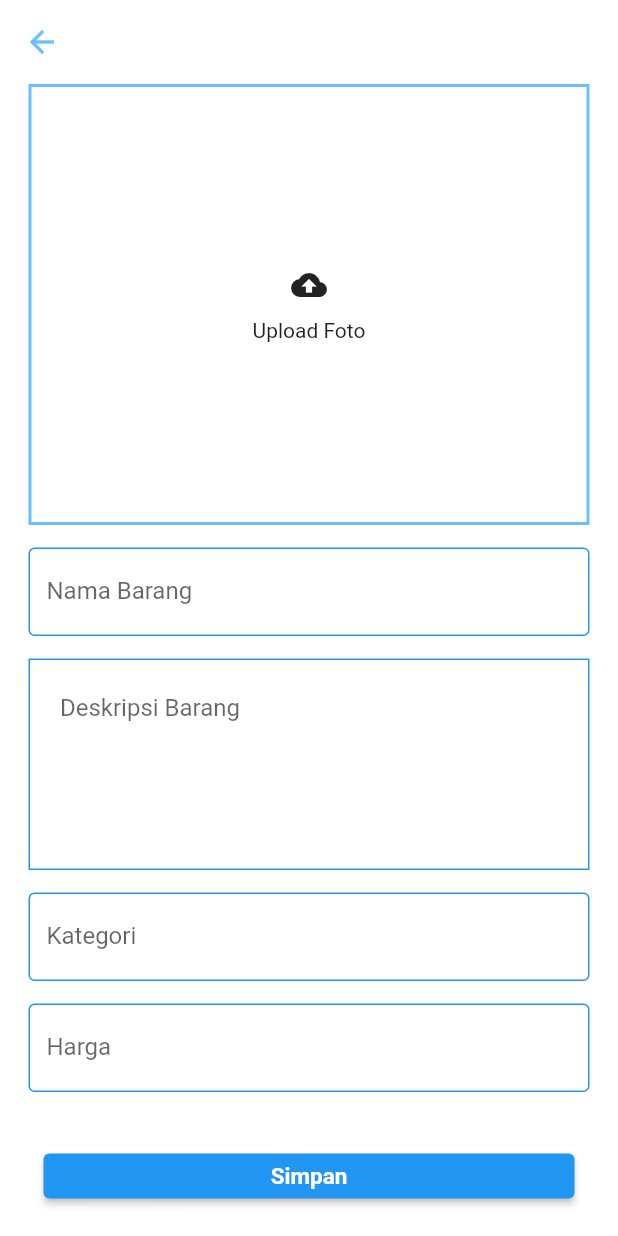
After one commit to AgilS121/TA-Mobile-SewaIN, a Flutter app: the BarangSewa screen opened directly, after a tap on the "add" icon, on a phone screen of 412 x 824 dp. The commit adds this screen. Run offline on Flutter 3.47's test engine with Material 2 defaults, Android fonts, the phone set to English and light mode, and no system bars; our stand-ins replace badges, image_picker; network calls fail; Roboto replaces fonts that are missing (Poppins).

Commit message:
update halaman 'barang sewa' , 'edit/tambah barang' - agils

```diff
--- /dev/null
+++ b/frontend/lib/components/button_melayang.dart
@@ -0,0 +1,23 @@
+import 'package:flutter/material.dart';
+
+class FloatingButton extends StatelessWidget {
+  final VoidCallback onPressed;
+
+  const FloatingButton({required this.onPressed});
+
+  @override
+  Widget build(BuildContext context) {
+    return Stack(
+      children: <Widget>[
+        Positioned(
+          bottom: 16.0,
+          right: 16.0,
+          child: FloatingActionButton(
+            onPressed: onPressed,
+            child: Icon(Icons.add),
+          ),
+        ),
+      ],
+    );
+  }
+}
--- a/frontend/lib/page/barangSewa/barang_sewa.dart
+++ b/frontend/lib/page/barangSewa/barang_sewa.dart
@@ -1,5 +1,6 @@
 import 'package:flutter/material.dart';
 import 'package:frontend/models/barang.dart';
+import 'package:frontend/page/updateTambahBarang/update_tambah_barang.dart';
 import 'package:frontend/theme/pallete.dart';
 import 'package:intl/intl.dart';
 
@@ -35,7 +36,11 @@ class _BarangSewaState extends State<BarangSewa> {
 
   body() {
     return Padding(
-      padding: EdgeInsets.all(20.0),
+      padding: const EdgeInsets.all(20.0),
+      child: Column(
+        crossAxisAlignment: CrossAxisAlignment.stretch,
+        children: [
+          Expanded(
             child: ListView.builder(
               itemCount: barang.length,
               itemBuilder: (BuildContext context, int index) {
@@ -90,7 +95,8 @@ class _BarangSewaState extends State<BarangSewa> {
                                   height: 5,
                                 ),
                                 Text(
-                            formatCurrency.format(barang[index].hargaBarang),
+                                  formatCurrency
+                                      .format(barang[index].hargaBarang),
                                   style: TextStyle(
                                       fontSize: 10,
                                       fontWeight: FontWeight.w600,
@@ -116,7 +122,8 @@ class _BarangSewaState extends State<BarangSewa> {
                                           Icon(Icons.edit, color: Colors.blue),
                                           SizedBox(width: 5),
                                           Text('Edit',
-                                        style: TextStyle(color: Colors.blue)),
+                                              style: TextStyle(
+                                                  color: Colors.blue)),
                                         ],
                                       ),
                                       onTap: () {
@@ -129,7 +136,8 @@ class _BarangSewaState extends State<BarangSewa> {
                                           Icon(Icons.delete, color: Colors.red),
                                           SizedBox(width: 5),
                                           Text('Delete',
-                                        style: TextStyle(color: Colors.red)),
+                                              style:
+                                                  TextStyle(color: Colors.red)),
                                         ],
                                       ),
                                       onTap: () {
@@ -153,6 +161,22 @@ class _BarangSewaState extends State<BarangSewa> {
                 }
               },
             ),
+          ),
+          Align(
+            alignment: Alignment.bottomRight,
+            child: FloatingActionButton(
+              onPressed: () {
+                Navigator.push(
+                    context,
+                    MaterialPageRoute(
+                        builder: (context) => updatetambahBarang()));
+              },
+              child: Icon(Icons.add),
+              backgroundColor: MyColors.bg,
+            ),
+          )
+        ],
+      ),
     );
   }
 }
--- /dev/null
+++ b/frontend/lib/page/updateTambahBarang/update_tambah_barang.dart
@@ -0,0 +1,147 @@
+import 'package:flutter/material.dart';
+import 'package:flutter/services.dart';
+import 'package:flutter/src/widgets/framework.dart';
+import 'package:flutter/src/widgets/placeholder.dart';
+import 'package:frontend/theme/pallete.dart';
+
+class updatetambahBarang extends StatefulWidget {
+  const updatetambahBarang({super.key});
+
+  @override
+  State<updatetambahBarang> createState() => _updatetambahBarangState();
+}
+
+class _updatetambahBarangState extends State<updatetambahBarang> {
+  @override
+  Widget build(BuildContext context) {
+    return Scaffold(
+      backgroundColor: Colors.white,
+      appBar: AppBar(
+        backgroundColor: Colors.white,
+        iconTheme: IconThemeData(color: MyColors.bg),
+        elevation: 0,
+      ),
+      body: body(),
+    );
+  }
+
+  body() {
+    return Padding(
+      padding: EdgeInsets.only(right: 19, left: 19, bottom: 15),
+      child: Column(
+        crossAxisAlignment: CrossAxisAlignment.stretch,
+        children: [
+          Expanded(
+            child: Column(
+              children: [
+                Container(
+                  // width: 355,
+                  height: 294,
+                  decoration: BoxDecoration(
+                    color: Colors.white,
+                    border: Border.all(color: MyColors.bg, width: 2),
+                  ),
+                  child: Center(
+                    child: Column(
+                      mainAxisAlignment: MainAxisAlignment.center,
+                      children: [
+                        Icon(Icons.cloud_upload),
+                        SizedBox(height: 10),
+                        Text('Upload Foto', style: TextStyle(fontSize: 14)),
+                      ],
+                    ),
+                  ),
+                ),
+                SizedBox(
+                  height: 15,
+                ),
+                TextField(
+                  decoration: InputDecoration(
+                    labelText: 'Nama Barang',
+                    focusedBorder: OutlineInputBorder(
+                      borderSide: BorderSide(color: Colors.blue),
+                    ),
+                    enabledBorder: OutlineInputBorder(
+                      borderSide: BorderSide(color: Colors.blue),
+                    ),
+                  ),
+                ),
+                SizedBox(
+                  height: 15,
+                ),
+                Container(
+                  padding: EdgeInsets.symmetric(horizontal: 20, vertical: 10),
+                  decoration: BoxDecoration(
+                    border: Border.all(
+                      color: Colors.blue,
+                      width: 1,
+                    ),
+                  ),
+                  child: TextField(
+                    // controller: myController,
+                    decoration: InputDecoration(
+                      hintText: 'Deskripsi Barang',
+                      border: InputBorder.none,
+                    ),
+                    maxLines: 5,
+                  ),
+                ),
+                SizedBox(
+                  height: 15,
+                ),
+                TextField(
+                  decoration: InputDecoration(
+                    labelText: 'Kategori',
+                    focusedBorder: OutlineInputBorder(
+                      borderSide: BorderSide(color: Colors.blue),
+                    ),
+                    enabledBorder: OutlineInputBorder(
+                      borderSide: BorderSide(color: Colors.blue),
+                    ),
+                  ),
+                ),
+                SizedBox(
+                  height: 15,
+                ),
+                TextField(
+                  keyboardType: TextInputType.number,
+                  inputFormatters: [FilteringTextInputFormatter.digitsOnly],
+                  decoration: InputDecoration(
+                    labelText: 'Harga',
+                    focusedBorder: OutlineInputBorder(
+                      borderSide: BorderSide(color: Colors.blue),
+                    ),
+                    enabledBorder: OutlineInputBorder(
+                      borderSide: BorderSide(color: Colors.blue),
+                    ),
+                  ),
+                ),
+                SizedBox(
+                  height: 15,
+                ),
+              ],
+            ),
+          ),
+          Align(
+            alignment: Alignment.bottomCenter,
+            child: Container(
+              width: double.infinity,
+              height: 50,
+              padding: EdgeInsets.all(10.0),
+              child: ElevatedButton(
+                onPressed: () {
+                  // implement your action here
+                },
+                child: Text('Simpan',
+                    style: TextStyle(
+                        fontFamily: 'Poppins',
+                        fontSize: 15,
+                        fontWeight: FontWeight.w600)),
+              ),
+            ),
+          )
+        ],
+      ),
+    );
+  }
+}
```
Lines whose indentation alone changed are shown as unchanged.
